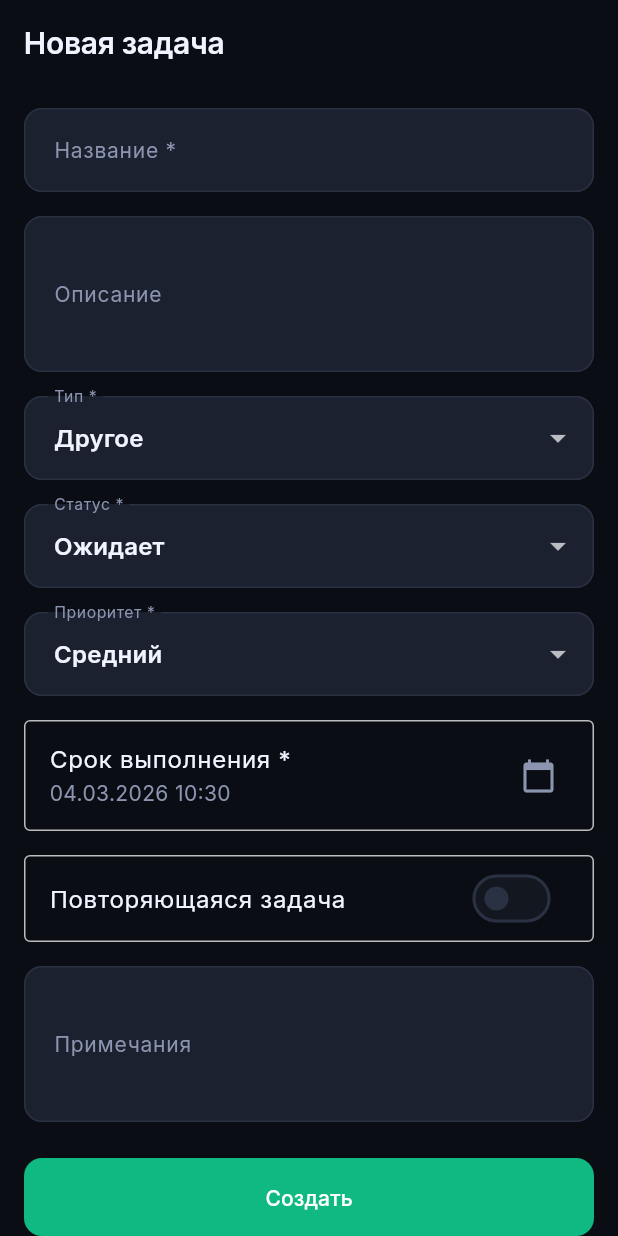
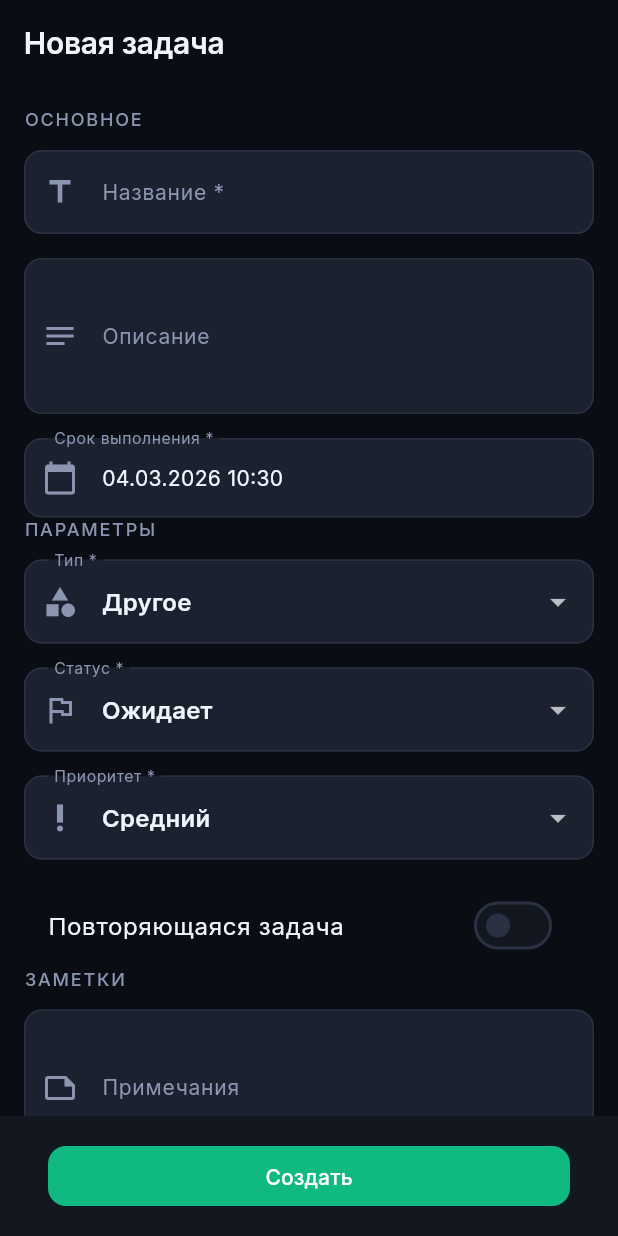
Before and after one commit to MubiZero/RabbitFarm, a Flutter app: the TaskFormScreen screen opened by its route, on a phone screen of 412 x 824 dp. Run offline on Flutter 3.47's test engine with Material 3 defaults, Android fonts, the phone set to English and light mode, and no system bars; our stand-ins replace cached_network_image, dio, fl_chart, flutter_riverpod, flutter_secure_storage, freezed_annotation and 3 more; accounts and stored records are empty.

Commit message:
refactor: apply unified form pattern to TaskFormScreen
- Remove all border: OutlineInputBorder() from InputDecoration
- Replace ListTile date picker with AppDateField
- Group fields in AppFormSection sections
- Move save button to sticky BottomAppBar
- Add prefixIcon to all fields
- Delete button in AppBar with AppColors.error color
- Fix error SnackBar color

```diff
--- a/mobile/lib/features/tasks/presentation/screens/task_form_screen.dart
+++ b/mobile/lib/features/tasks/presentation/screens/task_form_screen.dart
@@ -1,9 +1,11 @@
 import 'package:flutter/material.dart';
 import 'package:flutter_riverpod/flutter_riverpod.dart';
 import 'package:go_router/go_router.dart';
-import 'package:intl/intl.dart';
 import '../../data/models/task_model.dart';
 import '../providers/tasks_provider.dart';
+import '../../../../core/theme/app_colors.dart';
+import '../../../../core/widgets/app_date_field.dart';
+import '../../../../core/widgets/app_form_section.dart';
 
 class TaskFormScreen extends ConsumerStatefulWidget {
   final Task? task;
@@ -69,6 +71,7 @@ class _TaskFormScreenState extends ConsumerState<TaskFormScreen> {
           if (widget.task != null)
             IconButton(
               icon: const Icon(Icons.delete),
+              color: AppColors.error,
               onPressed: _deleteTask,
             ),
         ],
@@ -76,13 +79,16 @@ class _TaskFormScreenState extends ConsumerState<TaskFormScreen> {
       body: Form(
         key: _formKey,
         child: ListView(
-          padding: const EdgeInsets.all(16),
+          padding: const EdgeInsets.fromLTRB(16, 16, 16, 100),
+          children: [
+            AppFormSection(
+              title: 'Основное',
               children: [
                 TextFormField(
                   controller: _titleController,
                   decoration: const InputDecoration(
                     labelText: 'Название *',
-                border: OutlineInputBorder(),
+                    prefixIcon: Icon(Icons.title),
                   ),
                   validator: (value) {
                     if (value == null || value.isEmpty) {
@@ -91,23 +97,32 @@ class _TaskFormScreenState extends ConsumerState<TaskFormScreen> {
                     return null;
                   },
                 ),
-            const SizedBox(height: 16),
-
                 TextFormField(
                   controller: _descriptionController,
                   decoration: const InputDecoration(
                     labelText: 'Описание',
-                border: OutlineInputBorder(),
+                    prefixIcon: Icon(Icons.notes),
                   ),
                   maxLines: 3,
                 ),
-            const SizedBox(height: 16),
-
+                AppDateField(
+                  label: 'Срок выполнения *',
+                  value: _dueDate,
+                  onChanged: (date) => setState(() => _dueDate = date),
+                  prefixIcon: Icons.calendar_today,
+                  firstDate: DateTime.now(),
+                  showTime: true,
+                ),
+              ],
+            ),
+            AppFormSection(
+              title: 'Параметры',
+              children: [
                 DropdownButtonFormField<TaskType>(
                   value: _type,
                   decoration: const InputDecoration(
                     labelText: 'Тип *',
-                border: OutlineInputBorder(),
+                    prefixIcon: Icon(Icons.category),
                   ),
                   items: TaskType.values
                       .map((type) => DropdownMenuItem(
@@ -119,13 +134,11 @@ class _TaskFormScreenState extends ConsumerState<TaskFormScreen> {
                     if (value != null) setState(() => _type = value);
                   },
                 ),
-            const SizedBox(height: 16),
-
                 DropdownButtonFormField<TaskStatus>(
                   value: _status,
                   decoration: const InputDecoration(
                     labelText: 'Статус *',
-                border: OutlineInputBorder(),
+                    prefixIcon: Icon(Icons.flag_outlined),
                   ),
                   items: TaskStatus.values
                       .map((status) => DropdownMenuItem(
@@ -137,13 +150,11 @@ class _TaskFormScreenState extends ConsumerState<TaskFormScreen> {
                     if (value != null) setState(() => _status = value);
                   },
                 ),
-            const SizedBox(height: 16),
-
                 DropdownButtonFormField<TaskPriority>(
                   value: _priority,
                   decoration: const InputDecoration(
                     labelText: 'Приоритет *',
-                border: OutlineInputBorder(),
+                    prefixIcon: Icon(Icons.priority_high),
                   ),
                   items: TaskPriority.values
                       .map((priority) => DropdownMenuItem(
@@ -155,42 +166,36 @@ class _TaskFormScreenState extends ConsumerState<TaskFormScreen> {
                     if (value != null) setState(() => _priority = value);
                   },
                 ),
-            const SizedBox(height: 16),
-
-            ListTile(
-              title: const Text('Срок выполнения *'),
-              subtitle: Text(DateFormat('dd.MM.yyyy HH:mm').format(_dueDate)),
-              trailing: const Icon(Icons.calendar_today),
-              onTap: _selectDueDate,
-              shape: RoundedRectangleBorder(
-                borderRadius: BorderRadius.circular(4),
-                side: BorderSide(color: Colors.grey.shade400),
-              ),
-            ),
-            const SizedBox(height: 16),
-
                 SwitchListTile(
                   title: const Text('Повторяющаяся задача'),
                   value: _isRecurring,
                   onChanged: (value) => setState(() => _isRecurring = value),
-              shape: RoundedRectangleBorder(
-                borderRadius: BorderRadius.circular(4),
-                side: BorderSide(color: Colors.grey.shade400),
                 ),
+              ],
             ),
-            const SizedBox(height: 16),
-
+            AppFormSection(
+              title: 'Заметки',
+              children: [
                 TextFormField(
                   controller: _notesController,
                   decoration: const InputDecoration(
                     labelText: 'Примечания',
-                border: OutlineInputBorder(),
+                    prefixIcon: Icon(Icons.note_outlined),
                   ),
                   maxLines: 3,
                 ),
-            const SizedBox(height: 24),
-
-            ElevatedButton(
+              ],
+            ),
+          ],
+        ),
+      ),
+      bottomNavigationBar: BottomAppBar(
+        elevation: 0,
+        child: Padding(
+          padding: const EdgeInsets.symmetric(horizontal: 16, vertical: 8),
+          child: SizedBox(
+            height: 52,
+            child: ElevatedButton(
               onPressed: _isLoading ? null : _saveTask,
               child: _isLoading
                   ? const SizedBox(
@@ -200,38 +205,10 @@ class _TaskFormScreenState extends ConsumerState<TaskFormScreen> {
                     )
                   : Text(widget.task == null ? 'Создать' : 'Сохранить'),
             ),
-          ],
+          ),
         ),
       ),
     );
-  }
-
-  Future<void> _selectDueDate() async {
-    final date = await showDatePicker(
-      context: context,
-      initialDate: _dueDate,
-      firstDate: DateTime.now(),
-      lastDate: DateTime.now().add(const Duration(days: 365)),
-    );
-
-    if (date != null && mounted) {
-      final time = await showTimePicker(
-        context: context,
-        initialTime: TimeOfDay.fromDateTime(_dueDate),
-      );
-
-      if (time != null && mounted) {
-        setState(() {
-          _dueDate = DateTime(
-            date.year,
-            date.month,
-            date.day,
-            time.hour,
-            time.minute,
-          );
-        });
-      }
-    }
   }
 
   Future<void> _saveTask() async {
@@ -243,7 +220,6 @@ class _TaskFormScreenState extends ConsumerState<TaskFormScreen> {
       final taskActions = ref.read(taskActionsProvider);
 
       if (widget.task == null) {
-        // Create
         final taskCreate = TaskCreate(
           title: _titleController.text,
           description: _descriptionController.text.isEmpty
@@ -263,7 +239,6 @@ class _TaskFormScreenState extends ConsumerState<TaskFormScreen> {
 
         await taskActions.createTask(taskCreate);
       } else {
-        // Update
         final taskUpdate = TaskUpdate(
           title: _titleController.text,
           description: _descriptionController.text.isEmpty
@@ -287,9 +262,7 @@ class _TaskFormScreenState extends ConsumerState<TaskFormScreen> {
       if (mounted) {
         ScaffoldMessenger.of(context).showSnackBar(
           SnackBar(
-            content: Text(widget.task == null
-                ? 'Задача создана'
-                : 'Задача обновлена'),
+            content: Text(widget.task == null ? 'Задача создана' : 'Задача обновлена'),
           ),
         );
         context.pop();
@@ -299,7 +272,7 @@ class _TaskFormScreenState extends ConsumerState<TaskFormScreen> {
         ScaffoldMessenger.of(context).showSnackBar(
           SnackBar(
             content: Text('Ошибка: $e'),
-            backgroundColor: Colors.red,
+            backgroundColor: AppColors.error,
           ),
         );
       }
@@ -323,6 +296,7 @@ class _TaskFormScreenState extends ConsumerState<TaskFormScreen> {
           ),
           TextButton(
             onPressed: () => Navigator.pop(context, true),
+            style: TextButton.styleFrom(foregroundColor: AppColors.error),
             child: const Text('Удалить'),
           ),
         ],
@@ -343,7 +317,7 @@ class _TaskFormScreenState extends ConsumerState<TaskFormScreen> {
           ScaffoldMessenger.of(context).showSnackBar(
             SnackBar(
               content: Text('Ошибка: $e'),
-              backgroundColor: Colors.red,
+              backgroundColor: AppColors.error,
             ),
           );
         }
```
Lines whose indentation alone changed are shown as unchanged.
